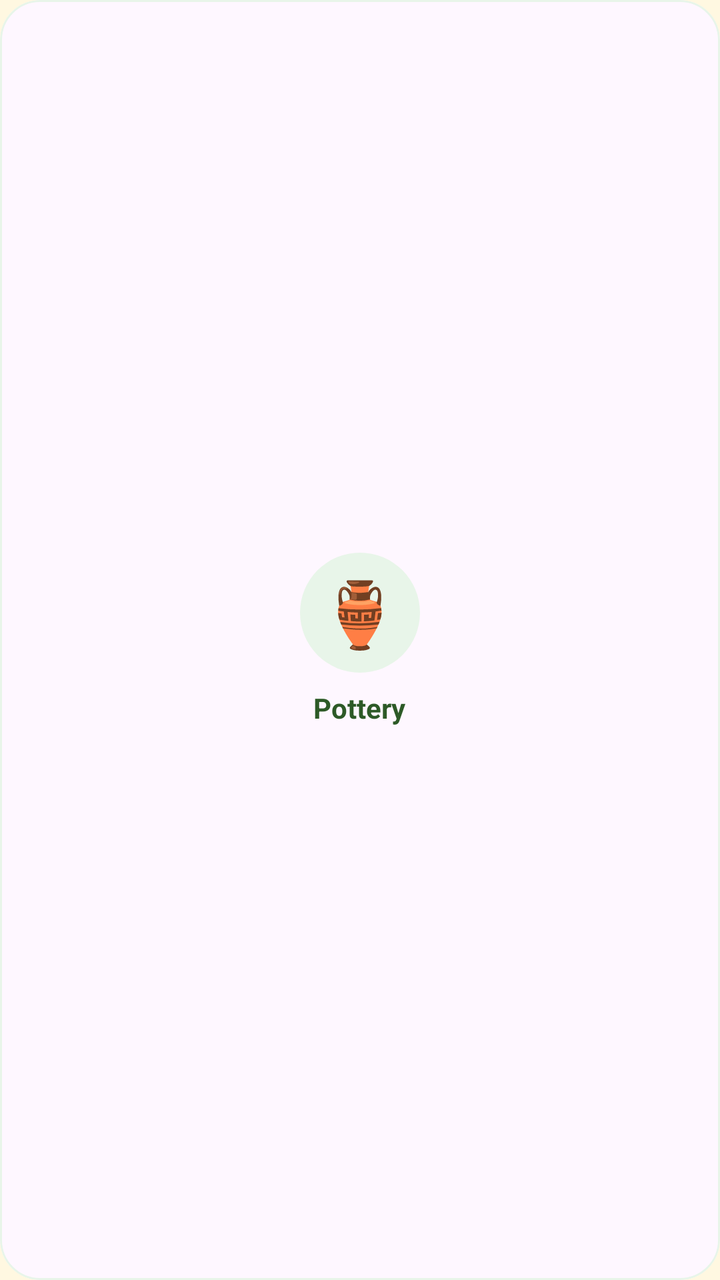
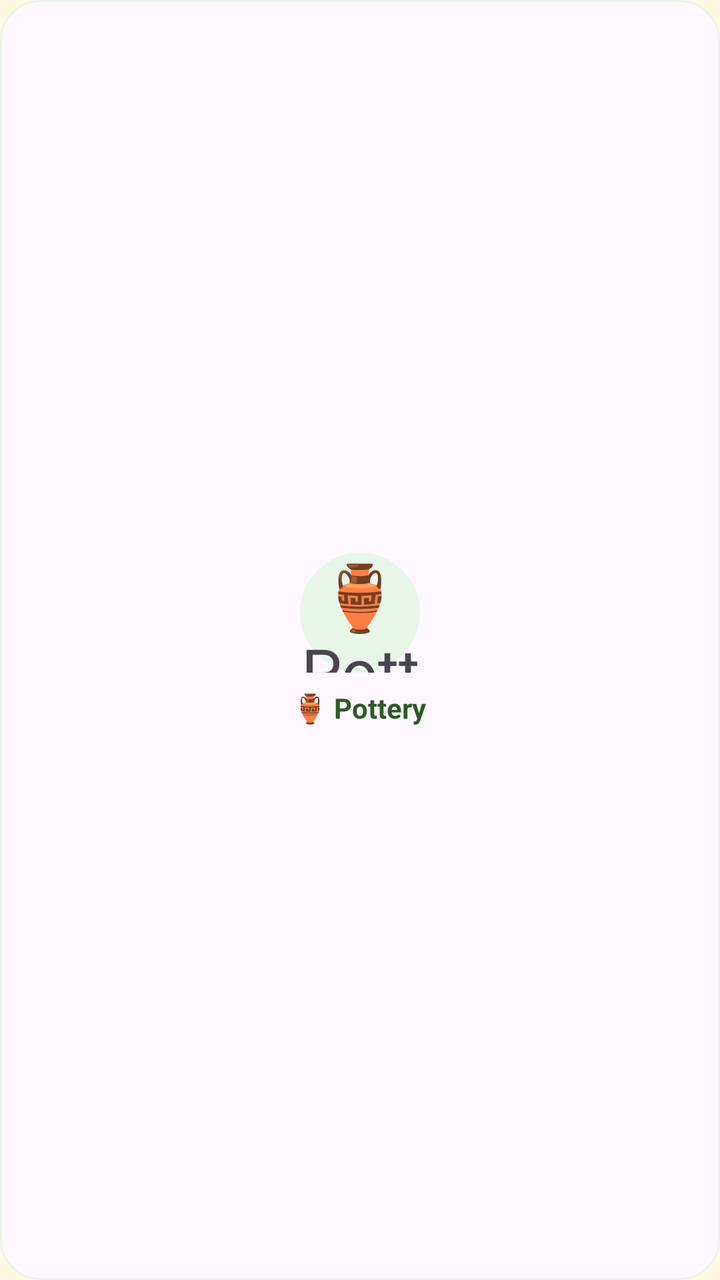

The first picture is an Android layout as it rendered before a commit; the second is the same layout after the commit. The layout source and the unified diff follow.
<!-- AndroidManifest.xml: application theme Theme.HalliSanthe -->
<!-- res/layout/item_category_grid.xml -->
<?xml version="1.0" encoding="utf-8"?>

<com.google.android.material.card.MaterialCardView xmlns:android="http://schemas.android.com/apk/res/android"
    xmlns:app="http://schemas.android.com/apk/res-auto"
    android:layout_width="match_parent"
    android:layout_height="120dp"
    android:layout_margin="8dp"
    app:cardCornerRadius="20dp"
    app:cardElevation="0dp"
    app:strokeWidth="1dp"
    app:strokeColor="@color/primary_light_green">

    <LinearLayout
        android:layout_width="match_parent"
        android:layout_height="match_parent"
        android:gravity="center"
        android:orientation="vertical"
        android:background="?attr/selectableItemBackground"
        android:padding="12dp">

        <TextView
            android:id="@+id/tvCategoryEmoji"
            android:layout_width="60dp"
            android:layout_height="60dp"
            android:background="@drawable/bg_circle_light"
            android:gravity="center"
            android:text="🏺"
            android:textSize="32sp" />

        <TextView
            android:id="@+id/tvCategoryName"
            android:layout_width="wrap_content"
            android:layout_height="wrap_content"
            android:layout_marginTop="8dp"
            android:text="Pottery"
            android:textColor="@color/primary_green"
            android:textSize="14sp"
            android:textStyle="bold" />
    </LinearLayout>
</com.google.android.material.card.MaterialCardView>
<!-- resources referenced by this layout -->
<resources>
  <color name="primary_green">#2D5A27</color>
  <color name="primary_light_green">#E8F5E9</color>
  <!-- drawable bg_circle_light (drawable) -->
  <?xml version="1.0" encoding="utf-8"?>
  
  <shape xmlns:android="http://schemas.android.com/apk/res/android"
      android:shape="oval">
      <solid android:color="@color/primary_light_green" />
  </shape>
  <style name="Theme.HalliSanthe" parent="Theme.Material3.Light.NoActionBar">
          <item name="colorPrimary">@color/primary_green</item>
          <item name="colorOnPrimary">@color/white</item>
          <item name="android:navigationBarColor">@color/white</item>
          <item name="android:statusBarColor">@color/primary_green</item>
          <item name="android:windowBackground">@color/earthy_beige</item>
      </style>
  <color name="white">#FFFFFF</color>
  <color name="earthy_beige">#FFF8E1</color>
</resources>

<!-- the commit's change to res/layout/item_category_grid.xml (unified diff, before → after) -->
@@ -24,7 +24,7 @@
             android:layout_height="60dp"
             android:background="@drawable/bg_circle_light"
             android:gravity="center"
-            android:text="🏺"
+            android:text="@string/pottery"
             android:textSize="32sp" />
 
         <TextView
@@ -32,7 +32,7 @@
             android:layout_width="wrap_content"
             android:layout_height="wrap_content"
             android:layout_marginTop="8dp"
-            android:text="Pottery"
+            android:text="@string/pottery"
             android:textColor="@color/primary_green"
             android:textSize="14sp"
             android:textStyle="bold" />
<!-- resource entries referenced after the edit -->
@@ -9,6 +9,7 @@
       android:shape="oval">
       <solid android:color="@color/primary_light_green" />
   </shape>
+  <string name="pottery">🏺 Pottery</string>
   <style name="Theme.HalliSanthe" parent="Theme.Material3.Light.NoActionBar">
           <item name="colorPrimary">@color/primary_green</item>
           <item name="colorOnPrimary">@color/white</item>
